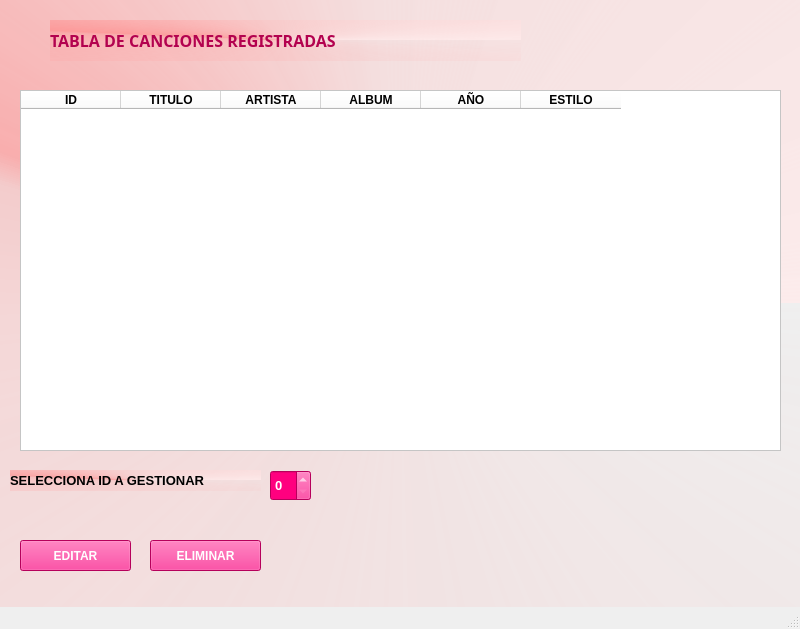
Old version of the form Proyectos/Project_Music_DB/ventanas/ventana_tabla_listado.ui in the repository SilviaSanjose/Python_exercices.
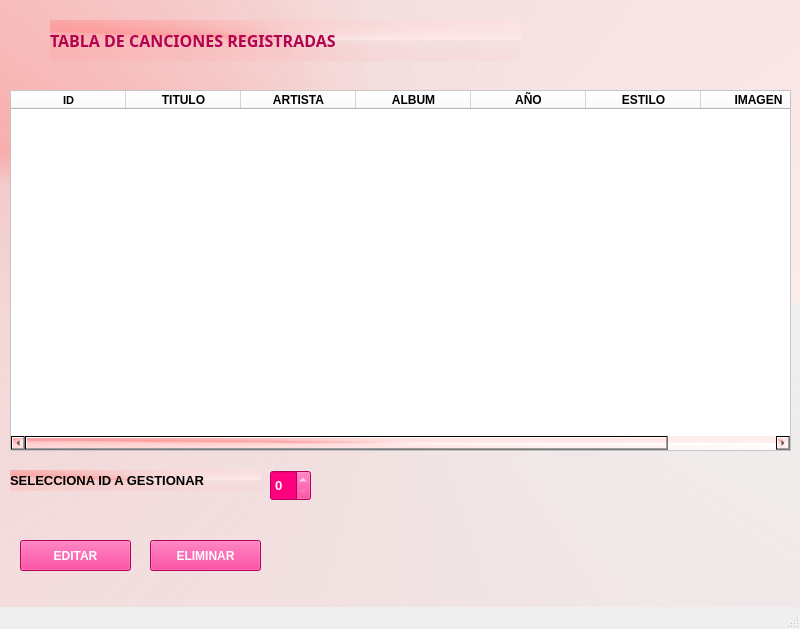
New version of the form.

```diff
--- a/Proyectos/Project_Music_DB/ventanas/ventana_tabla_listado.ui
+++ b/Proyectos/Project_Music_DB/ventanas/ventana_tabla_listado.ui
@@ -39,9 +39,9 @@
    <widget class="QTableWidget" name="tableWidget">
     <property name="geometry">
      <rect>
-      <x>20</x>
+      <x>10</x>
       <y>90</y>
-      <width>761</width>
+      <width>781</width>
       <height>361</height>
      </rect>
     </property>
@@ -163,6 +163,11 @@
       </disabled>
      </palette>
     </property>
+    <property name="font">
+     <font>
+      <pointsize>8</pointsize>
+     </font>
+    </property>
     <property name="styleSheet">
      <string notr="true">background-color: rgb(255, 255, 255);</string>
     </property>
@@ -178,16 +183,25 @@
     <attribute name="horizontalHeaderVisible">
      <bool>true</bool>
     </attribute>
+    <attribute name="horizontalHeaderMinimumSectionSize">
+     <number>49</number>
+    </attribute>
+    <attribute name="horizontalHeaderDefaultSectionSize">
+     <number>115</number>
+    </attribute>
     <attribute name="verticalHeaderVisible">
      <bool>false</bool>
     </attribute>
+    <attribute name="verticalHeaderDefaultSectionSize">
+     <number>34</number>
+    </attribute>
     <column>
      <property name="text">
       <string>ID</string>
      </property>
      <property name="font">
       <font>
-       <pointsize>9</pointsize>
+       <pointsize>8</pointsize>
        <weight>75</weight>
        <bold>true</bold>
       </font>
@@ -248,6 +262,17 @@
       </font>
      </property>
     </column>
+    <column>
+     <property name="text">
+      <string>IMAGEN</string>
+     </property>
+     <property name="font">
+      <font>
+       <weight>75</weight>
+       <bold>true</bold>
+      </font>
+     </property>
+    </column>
    </widget>
    <widget class="QPushButton" name="btn_editar">
     <property name="geometry">
```
